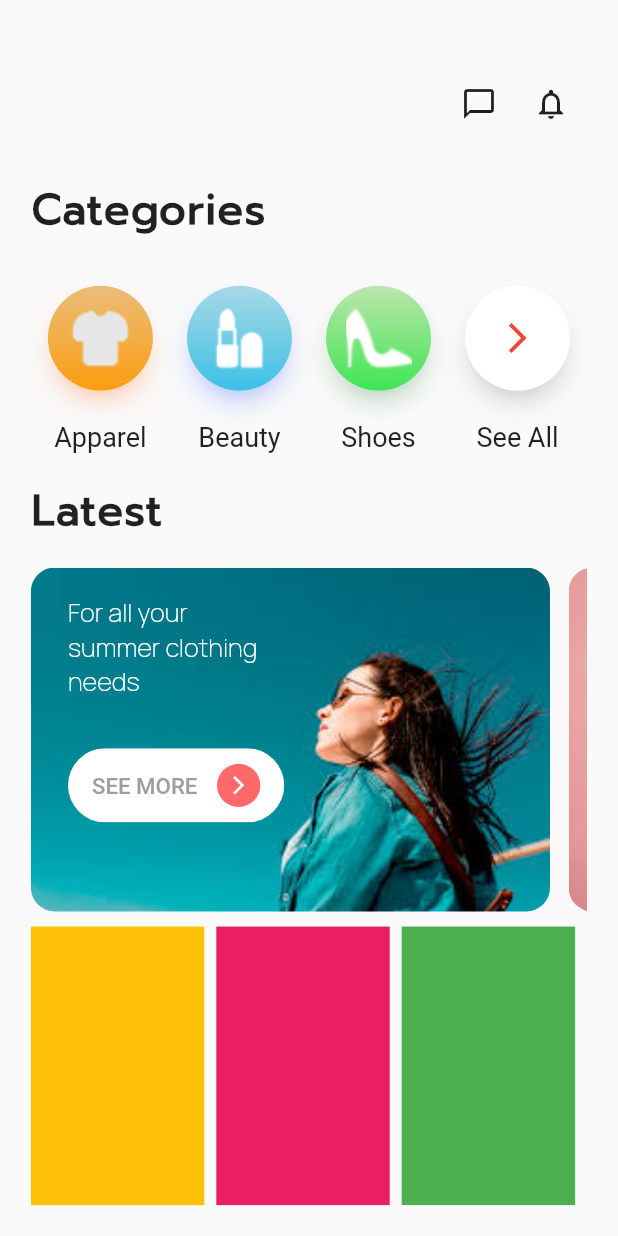
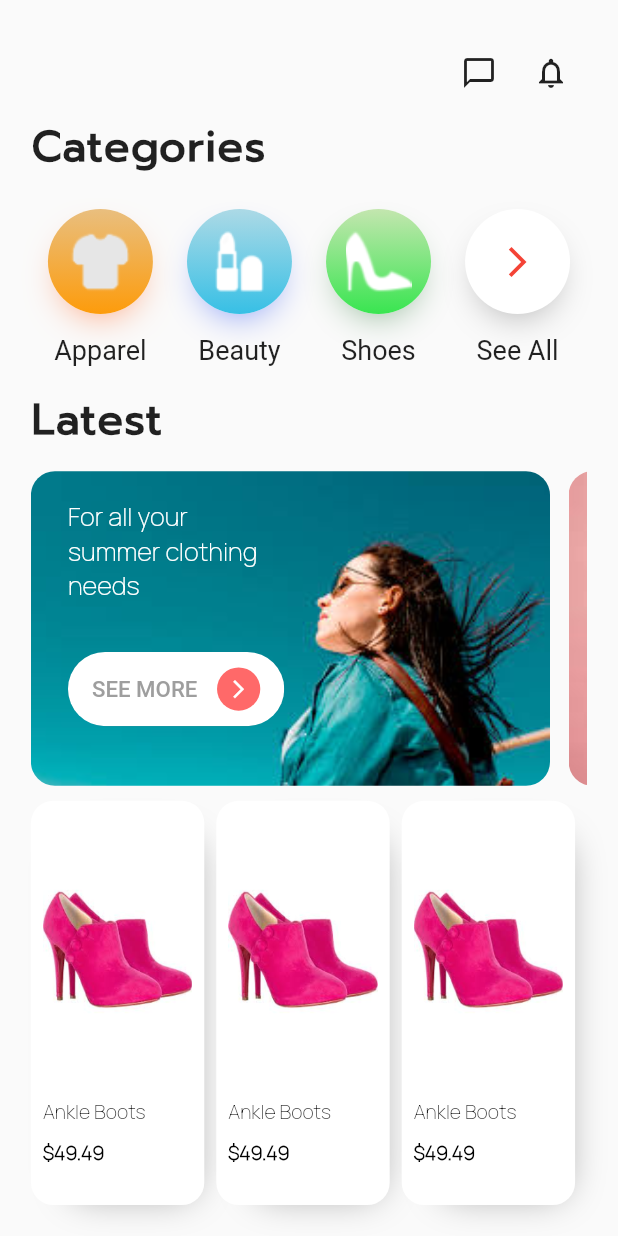
Before and after one commit to LoulouTBC/E-Commerce-App, a Flutter app: the screen it shows after launch, on a phone screen of 412 x 824 dp. Run offline on Flutter 3.47's test engine with Material 2 defaults, Android fonts, the phone set to English and light mode, and no system bars; missing offline and left inert: dart:ffi.

Commit message:
homeScreen

```diff
--- a/lib/constants/circleIcon.dart
+++ b/lib/constants/circleIcon.dart
@@ -1,3 +1,5 @@
+import 'dart:ffi';
+
 import 'package:flutter/material.dart';
 
 class CircleIcon extends StatelessWidget {
@@ -7,6 +9,7 @@ class CircleIcon extends StatelessWidget {
   Color color2;
   Color shadowColor;
   final Icon? myIcon;
+  final Function()? func;
   CircleIcon({
     this.myImage,
     this.myIcon,
@@ -15,12 +18,14 @@ class CircleIcon extends StatelessWidget {
     required this.color2,
     required this.shadowColor,
     // required this.myImage,
-    Key? key,
+    Key? key, required this.func,
   }) : super(key: key);
 
   @override
   Widget build(BuildContext context) {
-    return Container(
+    return GestureDetector(
+      onTap: func,
+      child: Container(
         // color: Color.fromARGB(255, 164, 48, 95),
         child: Column(
           children: [
@@ -36,6 +41,7 @@ class CircleIcon extends StatelessWidget {
                   ),
                 ]),
                 child: CircleAvatar(
+
                   backgroundColor: Colors.white,
                   radius: 35,
                   child: Container(
@@ -73,6 +79,7 @@ class CircleIcon extends StatelessWidget {
             )
           ],
         ),
+      ),
     );
   }
 }
--- /dev/null
+++ b/lib/constants/latestProduct.dart
@@ -0,0 +1,67 @@
+import 'package:flutter/material.dart';
+
+class LatestProduct extends StatelessWidget {
+  const LatestProduct({
+    Key? key,
+  }) : super(key: key);
+
+  @override
+  Widget build(BuildContext context) {
+    return Expanded(
+        child: Container(
+      decoration: BoxDecoration(
+          color: Colors.white,
+          borderRadius: BorderRadius.circular(15),
+          boxShadow: const [
+            BoxShadow(
+              color: Color.fromARGB(86, 0, 0, 0),
+              spreadRadius: -15,
+              blurRadius: 20,
+              offset: Offset(10, 10), // changes position of shadow
+            ),
+          ]),
+      margin: EdgeInsets.only(right: 8),
+      child: Padding(
+        padding: const EdgeInsets.all(8.0),
+        child: Column(
+          children: [
+            Expanded(
+              flex: 5,
+              child: Container(
+                decoration: BoxDecoration(
+                    image:
+                        DecorationImage(image: AssetImage('images/shoe1.png'))),
+                // color: Colors.amber,
+              ),
+            ),
+            Expanded(
+                flex: 1,
+                child: Container(
+                  alignment: Alignment.centerLeft,
+                  // color: Color.fromARGB(255, 77, 7, 255),
+                  child: Text(
+                    'Ankle Boots',
+                    style: TextStyle(
+                        fontFamily: 'Manrope-ExtraLight', fontSize: 13),
+                  ),
+                )),
+            Expanded(
+                flex: 1,
+                child: Container(
+                  alignment: Alignment.topLeft,
+                  // color: Color.fromARGB(255, 77, 7, 255),
+                  child: Text(
+                    '\$49.49',
+                    style: TextStyle(
+                        color: Colors.black,
+                        fontFamily: 'Manrope-ExtraLight',
+                        fontSize: 13,
+                        fontWeight: FontWeight.bold),
+                  ),
+                ))
+          ],
+        ),
+      ),
+    ));
+  }
+}
--- a/lib/home.dart
+++ b/lib/home.dart
@@ -1,6 +1,7 @@
 import 'package:flutter/material.dart';
 import 'package:my_ui/constants/circleIcon.dart';
 import 'package:my_ui/constants/latestContainer.dart';
+import 'package:my_ui/constants/latestProduct.dart';
 
 class HomePage extends StatefulWidget {
   const HomePage({super.key});
@@ -14,6 +15,7 @@ class _HomePageState extends State<HomePage> {
   Widget build(BuildContext context) {
     Size size = MediaQuery.of(context).size;
     return Scaffold(
+      // backgroundColor: Color.fromARGB(255, 247, 242, 242),
       body: Padding(
         padding: EdgeInsets.all(size.width * 0.05),
         child: Column(
@@ -33,7 +35,7 @@ class _HomePageState extends State<HomePage> {
               ),
             ),
             Expanded(
-                flex: 5,
+                flex: 8,
                 child: Column(
                   children: [
                     Expanded(
@@ -65,6 +67,10 @@ class _HomePageState extends State<HomePage> {
                                 children: [
                                   Expanded(
                                       child: CircleIcon(
+                                          func: () {
+                                            Navigator.pushNamed(
+                                                context, "signup");
+                                          },
                                           myText: 'Apparel',
                                           color1: const Color.fromARGB(
                                               255, 231, 194, 138),
@@ -76,6 +82,10 @@ class _HomePageState extends State<HomePage> {
                                                   'images/icons8-clothes-48.png')))),
                                   Expanded(
                                       child: CircleIcon(
+                                          func: () {
+                                            Navigator.pushNamed(
+                                                context, "signup");
+                                          },
                                           myText: 'Beauty',
                                           color1: const Color.fromARGB(
                                               255, 184, 220, 230),
@@ -88,6 +98,10 @@ class _HomePageState extends State<HomePage> {
                                                   'images/icons8-lipstick.png')))),
                                   Expanded(
                                       child: CircleIcon(
+                                          func: () {
+                                            Navigator.pushNamed(
+                                                context, "signup");
+                                          },
                                           myText: 'Shoes',
                                           color1: Color.fromARGB(
                                               255, 209, 230, 184),
@@ -100,6 +114,9 @@ class _HomePageState extends State<HomePage> {
                                                   'images/icons8-women-shoe-side-view-50.png')))),
                                   Expanded(
                                       child: CircleIcon(
+                                    func: () {
+                                      Navigator.pushNamed(context, "signup");
+                                    },
                                     myText: 'See All',
                                     color1: Color.fromARGB(255, 255, 255, 255),
                                     color2: Color.fromARGB(255, 255, 255, 255),
@@ -171,29 +188,16 @@ class _HomePageState extends State<HomePage> {
                   ],
                 )),
             Expanded(
-                flex: 2,
+                flex: 5,
                 child: Container(
                   // color: Colors.blue,
                   child: Padding(
                     padding: const EdgeInsets.only(top: 10),
                     child: Row(
-                      children: [
-                        Expanded(
-                            child: Container(
-
-                          margin: EdgeInsets.only(right: 8),
-                          color: Colors.amber,
-                        )),
-                        Expanded(
-                            child: Container(
-                          margin: EdgeInsets.only(right: 8),
-                          color: Colors.pink,
-                        )),
-                        Expanded(
-                            child: Container(
-                          margin: EdgeInsets.only(right: 8),
-                          color: Colors.green,
-                        )),
+                      children: const [
+                        LatestProduct(),
+                        LatestProduct(),
+                        LatestProduct(),
                       ],
                     ),
                   ),
```
Also changed, not shown: images/shoe1.png (added). Lines whose indentation alone changed are shown as unchanged.
